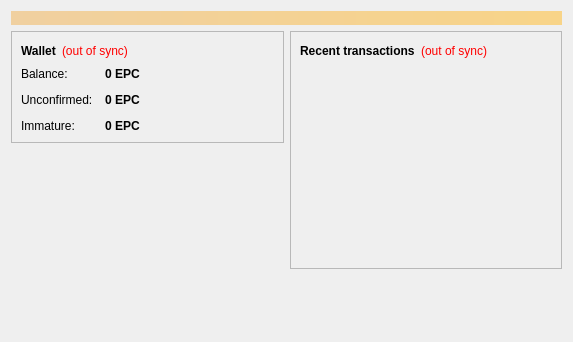
The window that src/qt/forms/overviewpage.ui (experiencecoin/experiencecoin_legacy) describes before a commit, drawn with Qt 5.
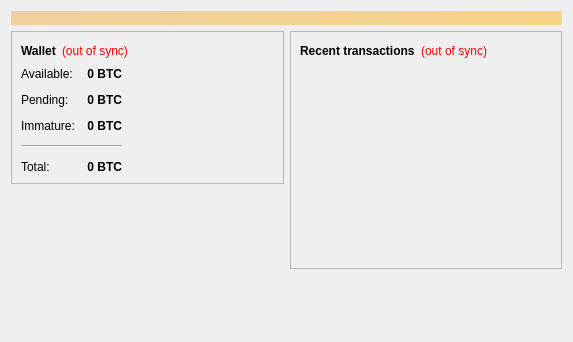
The same window after the commit. Icons and pictures are not drawn.

```diff
--- a/src/qt/forms/overviewpage.ui
+++ b/src/qt/forms/overviewpage.ui
@@ -90,6 +90,8 @@
            </layout>
           </item>
           <item>
+          <layout class="QHBoxLayout" name="horizontalLayout_3">
+           <item>
            <layout class="QFormLayout" name="formLayout_2">
             <property name="fieldGrowthPolicy">
              <enum>QFormLayout::AllNonFixedFieldsGrow</enum>
@@ -103,7 +105,7 @@
             <item row="0" column="0">
              <widget class="QLabel" name="label">
               <property name="text">
-               <string>Balance:</string>
+               <string>Available:</string>
               </property>
              </widget>
             </item>
@@ -122,7 +124,10 @@
                <string>Your current balance</string>
               </property>
               <property name="text">
-               <string notr="true">0 EPC</string>
+               <string notr="true">0 BTC</string>
+              </property>
+              <property name="alignment">
+               <set>Qt::AlignRight|Qt::AlignTrailing|Qt::AlignVCenter</set>
               </property>
               <property name="textInteractionFlags">
                <set>Qt::LinksAccessibleByMouse|Qt::TextSelectableByKeyboard|Qt::TextSelectableByMouse</set>
@@ -132,7 +137,7 @@
             <item row="1" column="0">
              <widget class="QLabel" name="label_3">
               <property name="text">
-               <string>Unconfirmed:</string>
+               <string>Pending:</string>
               </property>
              </widget>
             </item>
@@ -151,7 +156,10 @@
                <string>Total of transactions that have yet to be confirmed, and do not yet count toward the current balance</string>
               </property>
               <property name="text">
-               <string notr="true">0 EPC</string>
+               <string notr="true">0 BTC</string>
+              </property>
+              <property name="alignment">
+               <set>Qt::AlignRight|Qt::AlignTrailing|Qt::AlignVCenter</set>
               </property>
               <property name="textInteractionFlags">
                <set>Qt::LinksAccessibleByMouse|Qt::TextSelectableByKeyboard|Qt::TextSelectableByMouse</set>
@@ -177,12 +185,69 @@
                <string>Mined balance that has not yet matured</string>
               </property>
               <property name="text">
-               <string notr="true">0 EPC</string>
+               <string notr="true">0 BTC</string>
               </property>
+              <property name="alignment">
+               <set>Qt::AlignRight|Qt::AlignTrailing|Qt::AlignVCenter</set>
+              </property>
               <property name="textInteractionFlags">
                <set>Qt::LinksAccessibleByMouse|Qt::TextSelectableByKeyboard|Qt::TextSelectableByMouse</set>
               </property>
              </widget>
+            </item>
+            <item row="4" column="0">
+             <widget class="QLabel" name="labelTotalText">
+              <property name="text">
+               <string>Total:</string>
+              </property>
+             </widget>
+            </item>
+            <item row="4" column="1">
+             <widget class="QLabel" name="labelTotal">
+              <property name="font">
+               <font>
+                <weight>75</weight>
+                <bold>true</bold>
+               </font>
+              </property>
+              <property name="cursor">
+               <cursorShape>IBeamCursor</cursorShape>
+              </property>
+              <property name="toolTip">
+               <string>Your current total balance</string>
+              </property>
+              <property name="text">
+               <string notr="true">0 BTC</string>
+              </property>
+              <property name="alignment">
+               <set>Qt::AlignRight|Qt::AlignTrailing|Qt::AlignVCenter</set>
+              </property>
+              <property name="textInteractionFlags">
+               <set>Qt::LinksAccessibleByMouse|Qt::TextSelectableByKeyboard|Qt::TextSelectableByMouse</set>
+              </property>
+             </widget>
+            </item>
+            <item row="3" column="0" colspan="2">
+             <widget class="Line" name="line">
+              <property name="orientation">
+               <enum>Qt::Horizontal</enum>
+              </property>
+             </widget>
+            </item>
+           </layout>
+          </item>
+            <item>
+             <spacer name="horizontalSpacer_3">
+              <property name="orientation">
+               <enum>Qt::Horizontal</enum>
+              </property>
+              <property name="sizeHint" stdset="0">
+               <size>
+                <width>40</width>
+                <height>20</height>
+               </size>
+              </property>
+             </spacer>
             </item>
            </layout>
           </item>
```
Left out of the diff: 23 changed lines with no effect on the pictures.
